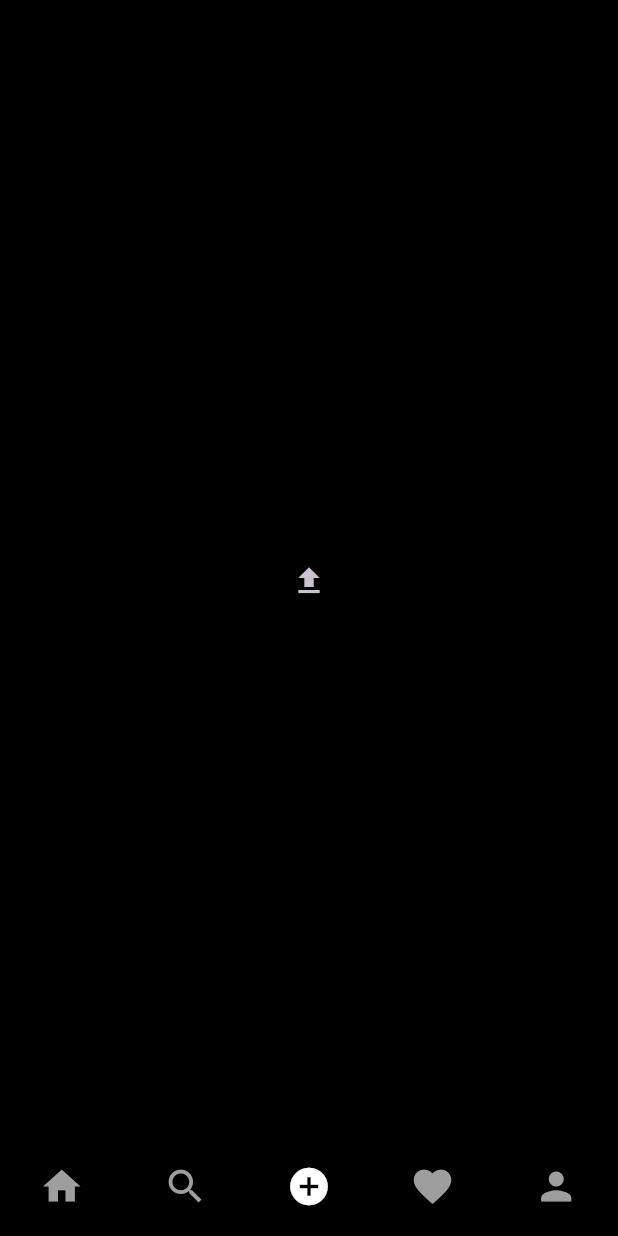
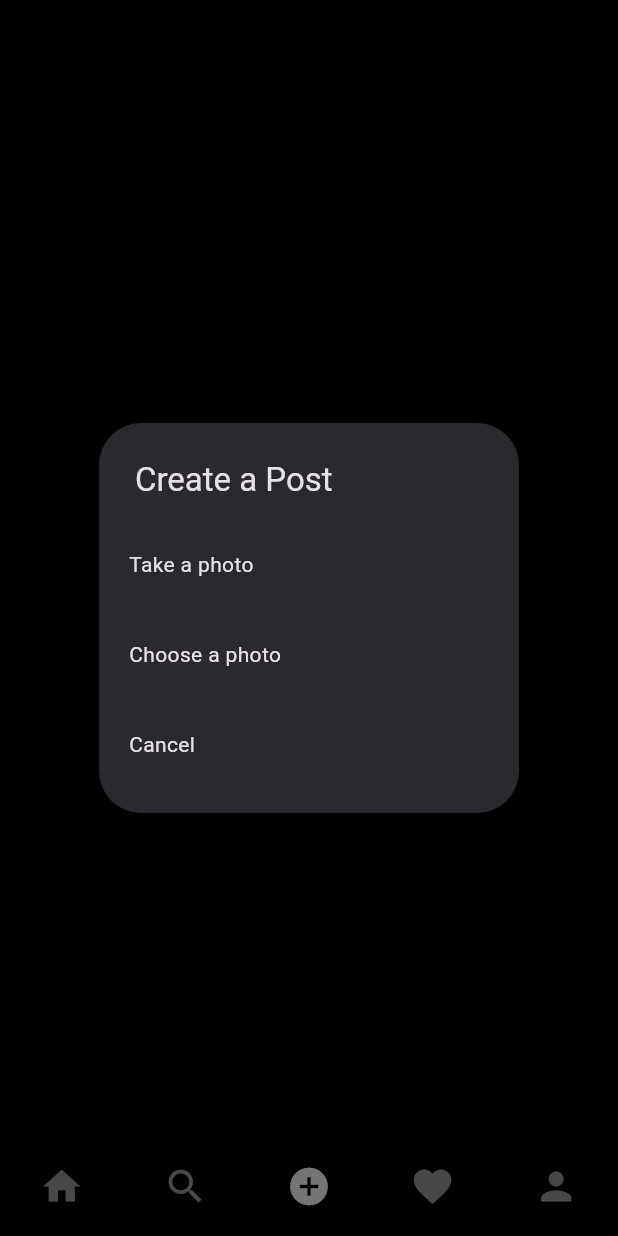
Before and after one commit to ChrisrunnerR/Instagram, a Flutter app: the screen it shows once a user with an empty profile is signed in, item 3 of the bottom bar chosen, after a tap on the "upload" icon, on a phone screen of 412 x 824 dp. Run offline on Flutter 3.47's test engine with Material 3 defaults, Android fonts, the phone set to English and light mode, and no system bars; our stand-ins replace cloud_firestore, firebase_auth, firebase_core, firebase_storage, flutter_svg, image_picker; accounts and stored records are empty; network calls fail.

Commit message:
upload works now uploads photos to firebase store grabs download link and store in firestore as well.

```diff
--- a/lib/resources/storage_methods.dart
+++ b/lib/resources/storage_methods.dart
@@ -2,6 +2,7 @@ import 'dart:typed_data';
 import 'package:firebase_auth/firebase_auth.dart';
 import 'package:firebase_storage/firebase_storage.dart';
 import 'package:flutter/material.dart';
+import 'package:uuid/uuid.dart';
 
 class StorageMethods {
   final FirebaseStorage _storage = FirebaseStorage.instance;
@@ -16,6 +17,11 @@ class StorageMethods {
     Reference ref =
         _storage.ref().child(childName).child(_auth.currentUser!.uid);
 
+    if (isPost) {
+      String id = const Uuid().v1();
+      ref = ref.child(id);
+    }
+
     UploadTask uploadTask = ref.putData(file);
 
     TaskSnapshot snap = await uploadTask;
--- a/lib/screens/add_post_screen.dart
+++ b/lib/screens/add_post_screen.dart
@@ -1,6 +1,12 @@
-// ignore_for_file: prefer_const_constructors
+// ignore_for_file: prefer_const_constructors, prefer_const_literals_to_create_immutables, use_build_context_synchronously
 
+import 'dart:typed_data';
 import 'package:flutter/material.dart';
+import 'package:image_picker/image_picker.dart';
+import 'package:instagram/resources/auth_method.dart';
+import 'package:instagram/resources/firestore_methods.dart';
+import 'package:instagram/utils/colors.dart';
+import 'package:instagram/utils/utils.dart';
 
 class AddPostScreen extends StatefulWidget {
   const AddPostScreen({super.key});
@@ -10,10 +16,176 @@ class AddPostScreen extends StatefulWidget {
 }
 
 class _AddPostScreenState extends State<AddPostScreen> {
+  Uint8List? _file;
+  String _profImage = "";
+  String _username = "";
+  String _uid = "";
+  final TextEditingController _descriptionController = TextEditingController();
+
+  void postImage(
+    String uid,
+    String username,
+    String profImage,
+  ) async {
+    print("uid : ${uid},  profile_Image ${_profImage}");
+
+    try {
+      String res = await FirestoreMethods().uploadPost(
+          _descriptionController.text, _file!, uid, username, profImage);
+      if (res == "success") {
+        showSnackBar('Posted!', context);
+      } else {
+        showSnackBar(res, context);
+      }
+    } catch (e) {
+      showSnackBar(e.toString(), context);
+    }
+  }
+
+  @override
+  void initState() {
+    super.initState();
+    getUserDetails();
+  }
+
+  @override
+  void dispose() {
+    super.dispose();
+    _descriptionController.dispose();
+  }
+
+// should just be void
+  void getUserDetails() async {
+    var userDetails = await AuthMethods().getUserDetails();
+
+    if (userDetails != null) {
+      setState(() {
+        _profImage = userDetails['photoUrl'];
+        _username = userDetails['username'];
+        _uid = userDetails['uid'];
+      });
+    }
+  }
+
+  _selectImage(BuildContext context) async {
+    return showDialog(
+        context: context,
+        builder: (context) {
+          return SimpleDialog(
+            title: const Text("Create a Post"),
+            children: [
+              SimpleDialogOption(
+                padding: const EdgeInsets.all(20),
+                child: const Text("Take a photo"),
+                onPressed: () async {
+                  Navigator.of(context).pop();
+                  Uint8List file = await pickImage(ImageSource.camera);
+                  setState(() {
+                    _file = file;
+                  });
+                },
+              ),
+              SimpleDialogOption(
+                padding: const EdgeInsets.all(20),
+                child: const Text("Choose a photo"),
+                onPressed: () async {
+                  Navigator.of(context).pop();
+                  Uint8List file = await pickImage(ImageSource.gallery);
+                  setState(() {
+                    _file = file;
+                  });
+                },
+              ),
+              SimpleDialogOption(
+                padding: const EdgeInsets.all(20),
+                child: const Text("Cancel"),
+                onPressed: () {
+                  Navigator.of(context).pop();
+                },
+              ),
+            ],
+          );
+        });
+  }
+
   @override
   Widget build(BuildContext context) {
-    return Center(
-      child: IconButton(onPressed: () {}, icon: Icon(Icons.upload)),
-    );
+    return _file == null
+        ? Center(
+            child: IconButton(
+                onPressed: () => _selectImage(context),
+                icon: Icon(Icons.upload)),
+          )
+        : Scaffold(
+            appBar: AppBar(
+              backgroundColor: mobileBackgroundColor,
+              leading: IconButton(
+                onPressed: () {},
+                icon: Icon(Icons.arrow_back),
+              ),
+              title: const Text('Post to'),
+              centerTitle: false,
+              actions: [
+                TextButton(
+                  onPressed: () => {
+                    postImage(
+                      _uid,
+                      _username,
+                      _profImage,
+                    )
+                  },
+                  child: Text(
+                    'Post',
+                    style: TextStyle(
+                      color: Colors.blueAccent,
+                      fontWeight: FontWeight.bold,
+                      fontSize: 16,
+                    ),
+                  ),
+                )
+              ],
+            ),
+            body: Column(
+              children: [
+                Row(
+                  mainAxisAlignment: MainAxisAlignment.spaceAround,
+                  crossAxisAlignment: CrossAxisAlignment.start,
+                  children: [
+                    CircleAvatar(
+                      backgroundImage: NetworkImage(_profImage),
+                    ),
+                    SizedBox(
+                      width: MediaQuery.of(context).size.width * 0.45,
+                      child: TextField(
+                        controller: _descriptionController,
+                        decoration: InputDecoration(
+                          hintText: "Write a caption...",
+                          border: InputBorder.none,
+                        ),
+                        maxLines: 8,
+                      ),
+                    ),
+                    SizedBox(
+                      height: 45,
+                      width: 45,
+                      child: AspectRatio(
+                        aspectRatio: 487 / 451,
+                        child: Container(
+                          decoration: BoxDecoration(
+                            image: DecorationImage(
+                              image: MemoryImage(_file!),
+                              fit: BoxFit.fill,
+                              alignment: FractionalOffset.topCenter,
+                            ),
+                          ),
+                        ),
+                      ),
+                    ),
+                    const Divider(),
+                  ],
+                )
+              ],
+            ),
+          );
   }
 }
--- a/pubspec.yaml
+++ b/pubspec.yaml
@@ -35,6 +35,7 @@ dependencies:
   firebase_storage: ^11.7.2
   provider: ^6.1.2
   image_picker: ^1.1.0
+  uuid: ^4.4.0
   flutter:
     sdk: flutter
   flutter_svg: ^2.0.10+1
```
Also changed, not shown: lib/resources/firestore_methods.dart (added, +36 -0 lines), pubspec.lock.
